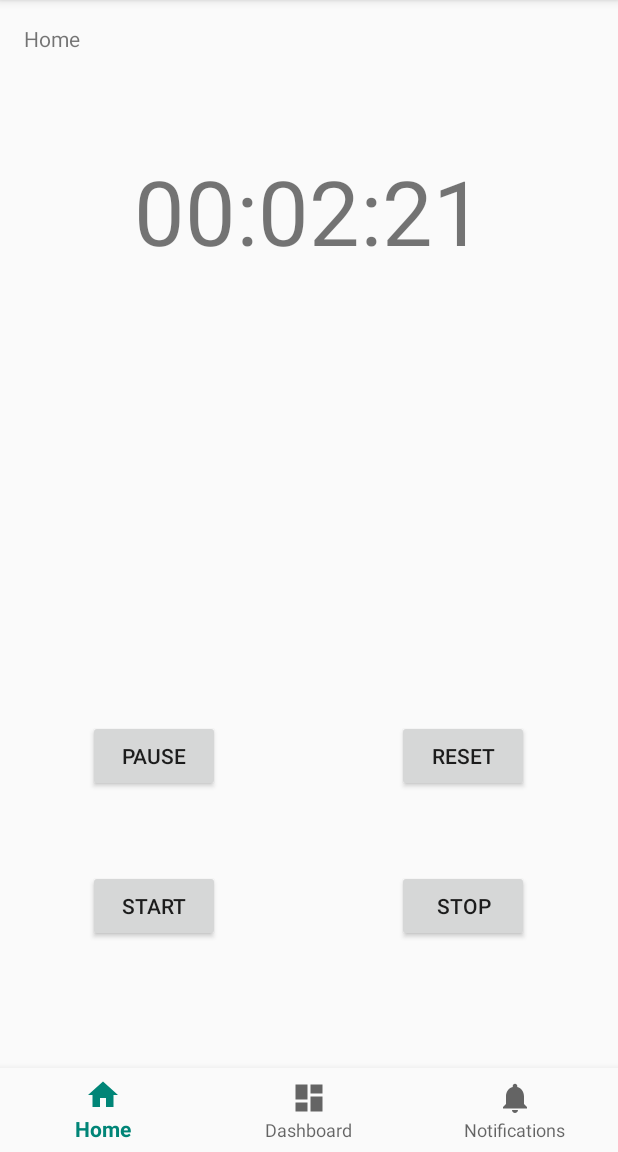
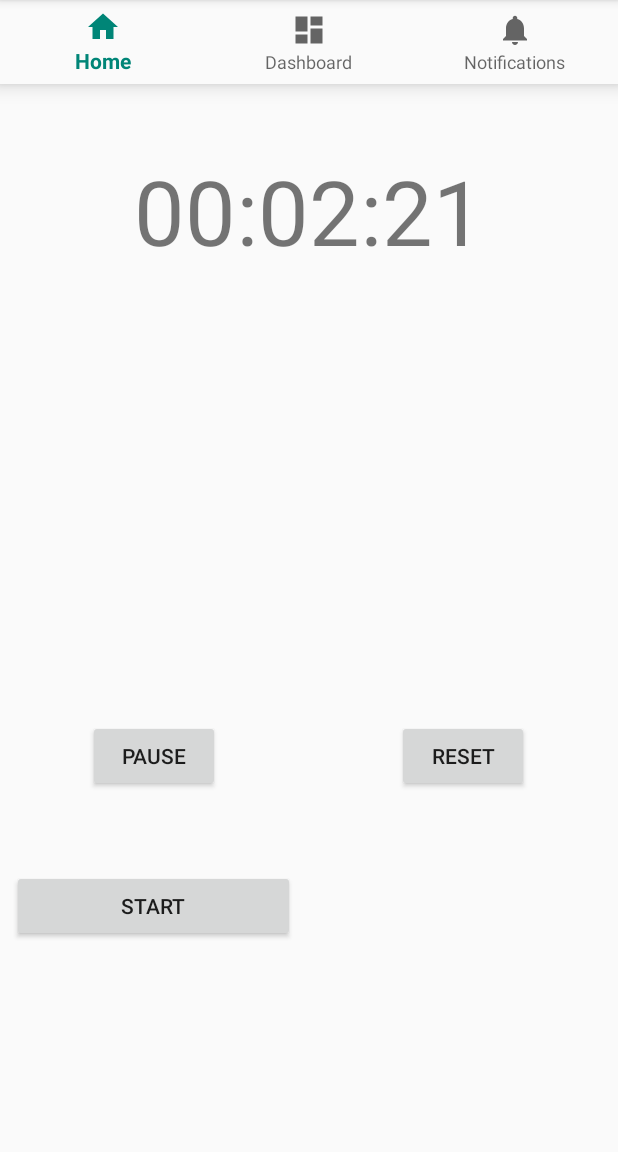
Before and after one commit to Sergiogamboa11/Intervals, an Android app: the screen it shows after launch (MainActivity), after a tap on "START", on a phone screen of 412 x 824 dp, the part 84-1236 px from its top. Run offline under Robolectric (Android 15) with nearby library versions, the phone set to English and light mode, and no system bars.

Commit message:
Added functionality to pause and reset, removed stop button

```diff
--- a/app/src/main/java/com/example/intervals/MainActivity.java
+++ b/app/src/main/java/com/example/intervals/MainActivity.java
@@ -20,6 +20,7 @@ public class MainActivity extends AppCompatActivity {
     private TextView mTextMessage;
     Button startButton, stopButton, pauseButton, resetButton;
     long startTime, currenTime;
+    long pausedTime = 0;
     boolean isRunning = false;
     TextView timeTextView;
     Handler handler = new Handler();
@@ -59,6 +60,7 @@ public class MainActivity extends AppCompatActivity {
 
 
 
+
     }
 
 
@@ -73,19 +75,26 @@ public class MainActivity extends AppCompatActivity {
         timeTextView.setText(time);
     }
 
+
+    /**
+     * Starts timer and displays it on the screen
+     * @param view The button that triggers the method
+     */
     public void startTimer(View view){
 
+        if(!isRunning) {
 
+            isRunning = true;
             startTime = System.currentTimeMillis();
-        currenTime = System.currentTimeMillis() - startTime;
-
-
+            currenTime = System.currentTimeMillis() + pausedTime - startTime;
 
             final Runnable r = new Runnable() {
                 public void run() {
-                currenTime = System.currentTimeMillis() - startTime;
+                    if(isRunning) {
+                        currenTime = System.currentTimeMillis() + pausedTime - startTime;
                         displayTime(currenTime);
                         handler.postDelayed(this, 60);
+                    }
                 }
             };
 
@@ -93,17 +102,26 @@ public class MainActivity extends AppCompatActivity {
 
         }
 
-    public void stopTimer(View view){
+    }
+
+
+    public void pauseTimer(View view){
+
+        if(isRunning){
+
+            pausedTime = currenTime;
+            isRunning = false;
+        }
 
 
     }
 
-    public void pauseTimer(View view){
-
+    public void resetTimer(View view){
+        if(isRunning){
+            displayTime(0);
+            pausedTime = 0;
+            isRunning = false;
         }
-
-    public void resetTimer(View view){
-
     }
 
 }
--- a/app/src/main/res/layout/activity_main.xml
+++ b/app/src/main/res/layout/activity_main.xml
@@ -22,12 +22,10 @@
         android:id="@+id/nav_view"
         android:layout_width="0dp"
         android:layout_height="wrap_content"
-        android:layout_marginStart="0dp"
-        android:layout_marginEnd="0dp"
         android:background="?android:attr/windowBackground"
-        app:layout_constraintBottom_toBottomOf="parent"
         app:layout_constraintLeft_toLeftOf="parent"
         app:layout_constraintRight_toRightOf="parent"
+        app:layout_constraintTop_toTopOf="parent"
         app:menu="@menu/bottom_nav_menu" />
 
     <TextView
@@ -45,7 +43,7 @@
 
     <Button
         android:id="@+id/btnStart"
-        android:layout_width="wrap_content"
+        android:layout_width="0dp"
         android:layout_height="wrap_content"
         android:layout_marginStart="8dp"
         android:layout_marginTop="580dp"
@@ -54,19 +52,6 @@
         android:text="Start"
         app:layout_constraintEnd_toStartOf="@+id/guideline"
         app:layout_constraintStart_toStartOf="parent"
-        app:layout_constraintTop_toTopOf="parent" />
-
-    <Button
-        android:id="@+id/btnStop"
-        android:layout_width="wrap_content"
-        android:layout_height="wrap_content"
-        android:layout_marginStart="8dp"
-        android:layout_marginTop="580dp"
-        android:layout_marginEnd="8dp"
-        android:onClick="stopTimer"
-        android:text="Stop"
-        app:layout_constraintEnd_toEndOf="parent"
-        app:layout_constraintStart_toStartOf="@+id/guideline"
         app:layout_constraintTop_toTopOf="parent" />
 
     <Button
```
Lines whose indentation alone changed are shown as unchanged.
